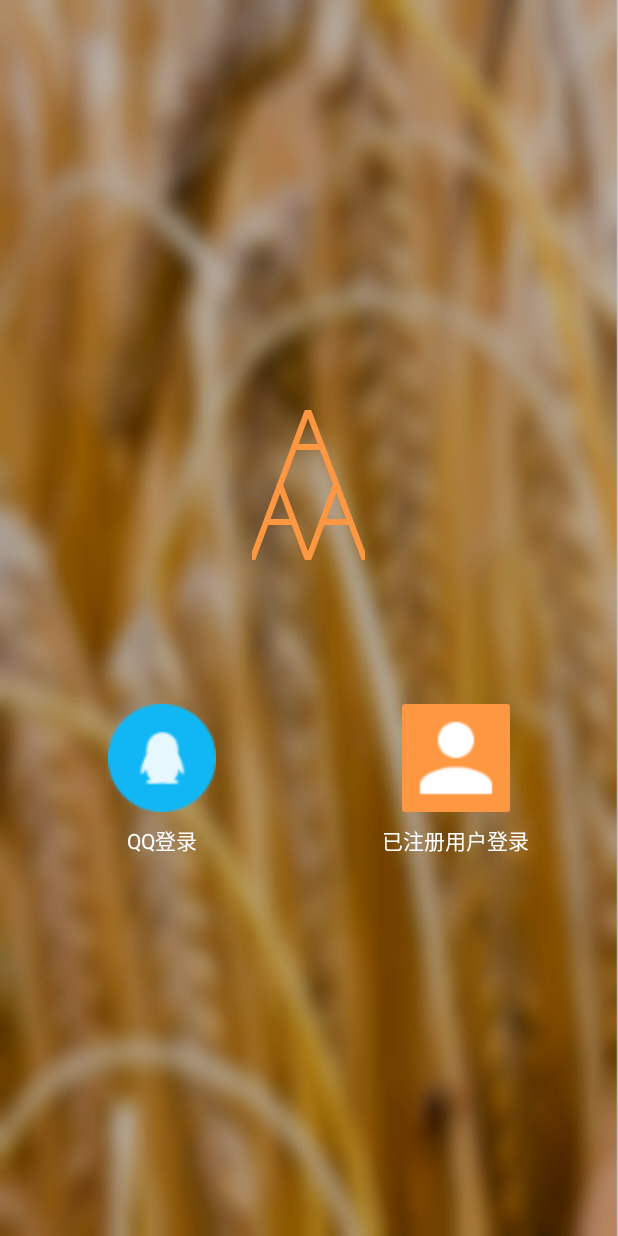
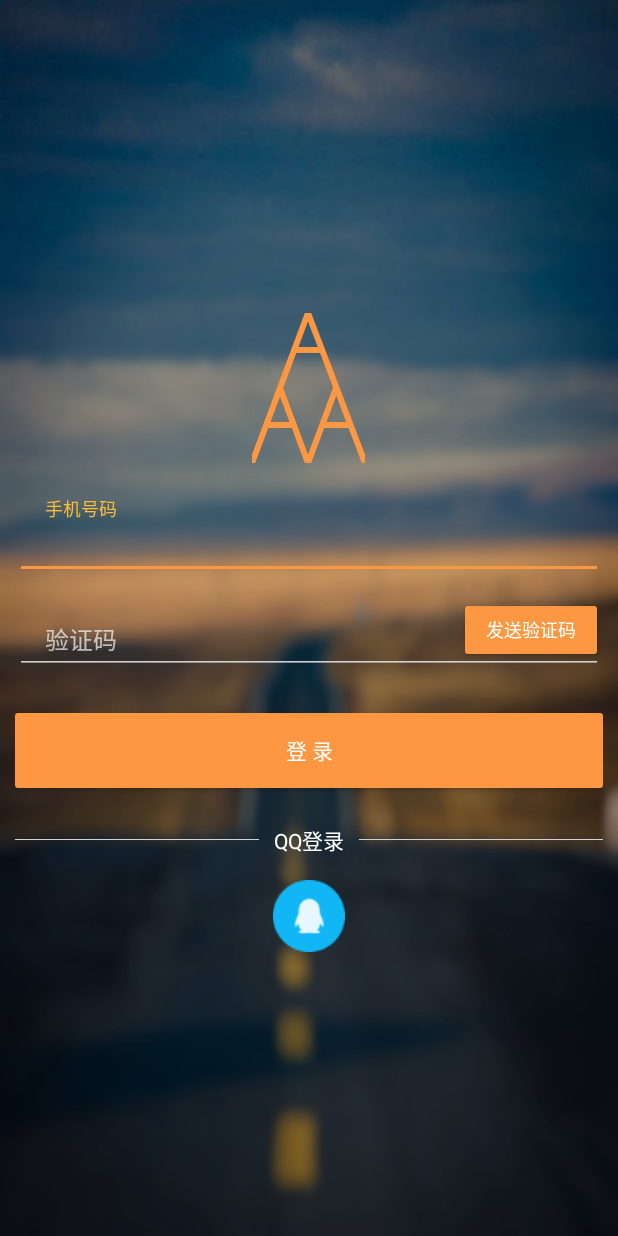
Before and after one commit to Dawson-Jiang/AAAccount, an Android app: the LoginActivity screen opened directly, with no data from a screen before it, on a phone screen of 412 x 824 dp. Run offline under Robolectric (Android 15) with nearby library versions, the phone set to English and light mode, and no system bars; our stand-ins replace RxJava; libraries missing offline, so code that uses them is left out: com.avos.avoscloud, com.avos.sns.

Commit message:
opt. sth.

```diff
--- a/app/src/main/java/com/dawson/aaaccount/activity/LoginActivity.kt
+++ b/app/src/main/java/com/dawson/aaaccount/activity/LoginActivity.kt
@@ -20,6 +20,7 @@ import com.dawson.aaaccount.util.DLog
 import com.dawson.aaaccount.util.ErrorCode
 import io.reactivex.Observable
 import io.reactivex.android.schedulers.AndroidSchedulers
+import io.reactivex.disposables.Disposable
 import io.reactivex.schedulers.Schedulers
 import kotlinx.android.synthetic.main.activity_login.*
 
@@ -37,15 +38,9 @@ class LoginActivity : Activity() {
         requestWindowFeature(Window.FEATURE_NO_TITLE)
         setContentView(R.layout.activity_login)
 
-        iv_phone.setOnClickListener {
-            ll_phone_login.visibility = View.VISIBLE
-            ll_qq_login.visibility = View.GONE
-        }
-
         btn_login.setOnClickListener { loginByPhone() }
         btn_send_vercode.setOnClickListener { sendCode() }
         iv_qq.setOnClickListener { loginByQQ() }
-        iv_qq_2.setOnClickListener { loginByQQ() }
     }
 
     /**
@@ -59,22 +54,23 @@ class LoginActivity : Activity() {
             return
         }
         btn_send_vercode.isEnabled = false
-        userModel.checkRegUser(this@LoginActivity.applicationContext, phone)
+//        val dis = userModel.checkRegUser(this@LoginActivity.applicationContext, phone)
+//                .observeOn(AndroidSchedulers.mainThread())
+//                .filter { result ->
+//                    if (result.result == ErrorCode.SUCCESS && result.content!!) return@filter true
+//                    else {
+//                        Toast.makeText(this@LoginActivity, "未注册用户请使用QQ登录", Toast.LENGTH_SHORT).show()
+//                        return@filter false
+//                    }
+//                }
+//                .observeOn(Schedulers.io())
+//                .flatMap<OperateResult<Any>> {
+//                    userModel.sendLoginVerify(this@LoginActivity.applicationContext, phone)
+//                }
+        val dis =   userModel.sendLoginVerify(this@LoginActivity.applicationContext, phone)
+                .subscribeOn(Schedulers.io())
                 .observeOn(AndroidSchedulers.mainThread())
-                .filter { result ->
-                    if (result.result == ErrorCode.SUCCESS && result.content!!) return@filter true
-                    else {
-                        Toast.makeText(this@LoginActivity, "未注册用户请使用QQ登录", Toast.LENGTH_SHORT).show()
-                        return@filter false
-                    }
-                }
-                .observeOn(Schedulers.io())
-                .flatMap<OperateResult<Any>> {
-                    userModel.sendLoginVerify(this@LoginActivity.applicationContext, phone)
-//                    Observable.just(OperateResult())
-                }
-                .observeOn(AndroidSchedulers.mainThread())
-                .subscribe( { result ->
+                .subscribe({ result ->
                     if (result.result == ErrorCode.SUCCESS) {
                         btn_send_vercode.isEnabled = false
                         btn_send_vercode.text = "发送成功"
@@ -82,7 +78,7 @@ class LoginActivity : Activity() {
                         btn_send_vercode.isEnabled = true
                         Toast.makeText(this@LoginActivity, "验证码发送失败", Toast.LENGTH_SHORT).show()
                     }
-                } ,{ ex ->
+                }, { ex ->
                     ex.printStackTrace()
                     btn_send_vercode.isEnabled = true
                     Toast.makeText(this@LoginActivity, "验证码发送失败", Toast.LENGTH_SHORT).show()
@@ -106,18 +102,18 @@ class LoginActivity : Activity() {
         mProgressDialog = AlertDialogHelper.showWaitProgressDialog(
                 this@LoginActivity, R.string.handling)
 
-        userModel.loginByPhoneVerify(applicationContext, phone, verifyCode)
+        var dis = userModel.loginByPhoneVerify(applicationContext, phone, verifyCode)
                 .observeOn(AndroidSchedulers.mainThread())
                 .subscribe({ _ ->
                     cancelDialog()
                     userModel.initUser(this@LoginActivity.applicationContext).subscribeOn(Schedulers.newThread())
                             .observeOn(AndroidSchedulers.mainThread())
-                            .subscribe ({ _ ->
+                            .subscribe({ _ ->
                                 val intent = Intent()
                                 intent.setClass(this@LoginActivity, MainActivity::class.java)
                                 startActivity(intent)
                                 finish()
-                            },{ it.printStackTrace() })
+                            }, { it.printStackTrace() })
                     Toast.makeText(this@LoginActivity, "登录成功", Toast.LENGTH_SHORT).show()
                 }, { e ->
                     cancelDialog()
@@ -128,7 +124,7 @@ class LoginActivity : Activity() {
     private fun loginByQQ() {
         mProgressDialog = AlertDialogHelper.showWaitProgressDialog(
                 this@LoginActivity, R.string.handling)
-        userModel.loginByQQ(this)
+        var dis = userModel.loginByQQ(this)
                 .observeOn(AndroidSchedulers.mainThread())
                 .subscribe({ _ ->
                     cancelDialog()
--- a/app/src/main/res/drawable/login_background.xml
+++ b/app/src/main/res/drawable/login_background.xml
@@ -1,7 +1,7 @@
 <?xml version="1.0" encoding="utf-8"?>
 <layer-list xmlns:android="http://schemas.android.com/apk/res/android">
     <item>
-        <bitmap android:src="@drawable/log_bg" />
+        <bitmap android:src="@drawable/login_bg" />
     </item>
     <item>
         <shape>
--- a/app/src/main/res/layout/activity_login.xml
+++ b/app/src/main/res/layout/activity_login.xml
@@ -24,7 +24,7 @@
             android:layout_width="match_parent"
             android:layout_height="wrap_content"
             android:orientation="vertical"
-            android:visibility="gone">
+            android:visibility="visible">
 
             <android.support.design.widget.TextInputLayout
                 android:id="@+id/et_phone_wrapper"
@@ -79,8 +79,8 @@
                     android:layout_width="wrap_content"
                     android:layout_height="32dp"
                     android:layout_alignParentRight="true"
+                    android:layout_marginTop="8dp"
                     android:layout_marginRight="4dp"
-                    android:layout_marginTop="8dp"
                     android:background="@drawable/button_selector"
                     android:text="@string/register_btn_sent_verify"
                     android:textColor="@color/text_white"
@@ -127,69 +127,13 @@
             </RelativeLayout>
 
             <ImageView
-                android:id="@+id/iv_qq_2"
+                android:id="@+id/iv_qq"
                 android:layout_width="48dp"
                 android:layout_height="48dp"
                 android:layout_gravity="center_horizontal"
+                android:layout_marginTop="16dp"
                 android:scaleType="fitXY"
                 android:src="@drawable/login_qq" />
         </LinearLayout>
-
-        <LinearLayout
-            android:id="@+id/ll_qq_login"
-            android:layout_width="match_parent"
-            android:layout_height="wrap_content"
-            android:layout_marginTop="96dp"
-            android:orientation="horizontal">
-
-            <LinearLayout
-                android:layout_width="0dp"
-                android:layout_height="wrap_content"
-                android:layout_weight="1"
-                android:orientation="vertical">
-
-                <ImageView
-                    android:id="@+id/iv_qq"
-                    android:layout_width="72dp"
-                    android:layout_height="72dp"
-                    android:layout_gravity="center_horizontal"
-                    android:scaleType="fitXY"
-                    android:src="@drawable/login_qq" />
-
-                <TextView
-                    android:layout_width="wrap_content"
-                    android:layout_height="wrap_content"
-                    android:layout_gravity="center_horizontal"
-                    android:layout_marginTop="8dp"
-                    android:text="QQ登录"
-                    android:textColor="@color/text_white" />
-            </LinearLayout>
-
-            <LinearLayout
-                android:layout_width="0dp"
-                android:layout_height="wrap_content"
-                android:layout_weight="1"
-                android:orientation="vertical">
-
-                <ImageView
-                    android:id="@+id/iv_phone"
-                    android:layout_width="72dp"
-                    android:layout_height="72dp"
-                    android:layout_gravity="center_horizontal"
-                    android:background="@drawable/button_selector"
-                    android:scaleType="fitXY"
-                    android:src="@drawable/ic_person" />
-
-                <TextView
-                    android:layout_width="wrap_content"
-                    android:layout_height="wrap_content"
-                    android:layout_gravity="center_horizontal"
-                    android:text="已注册用户登录"
-                    android:layout_marginTop="8dp"
-                    android:textColor="@color/text_white" />
-            </LinearLayout>
-
-
-        </LinearLayout>
     </LinearLayout>
 </RelativeLayout>
```
Also changed, not shown: app/src/main/res/drawable-xhdpi/login_bg.jpg (added).
